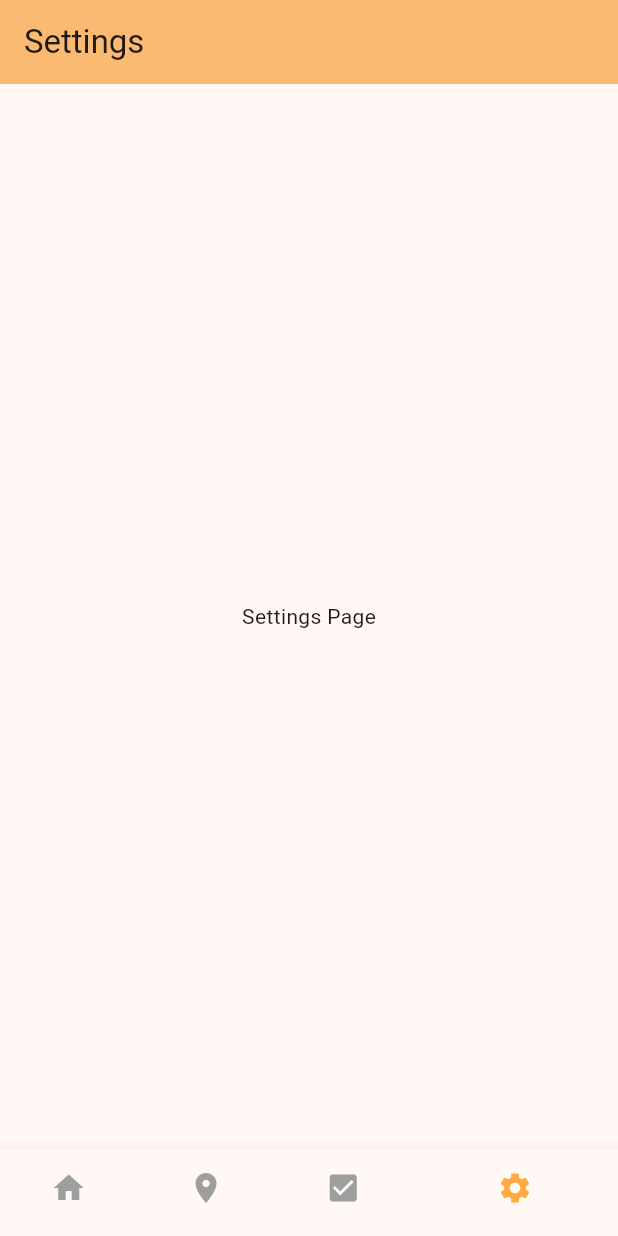
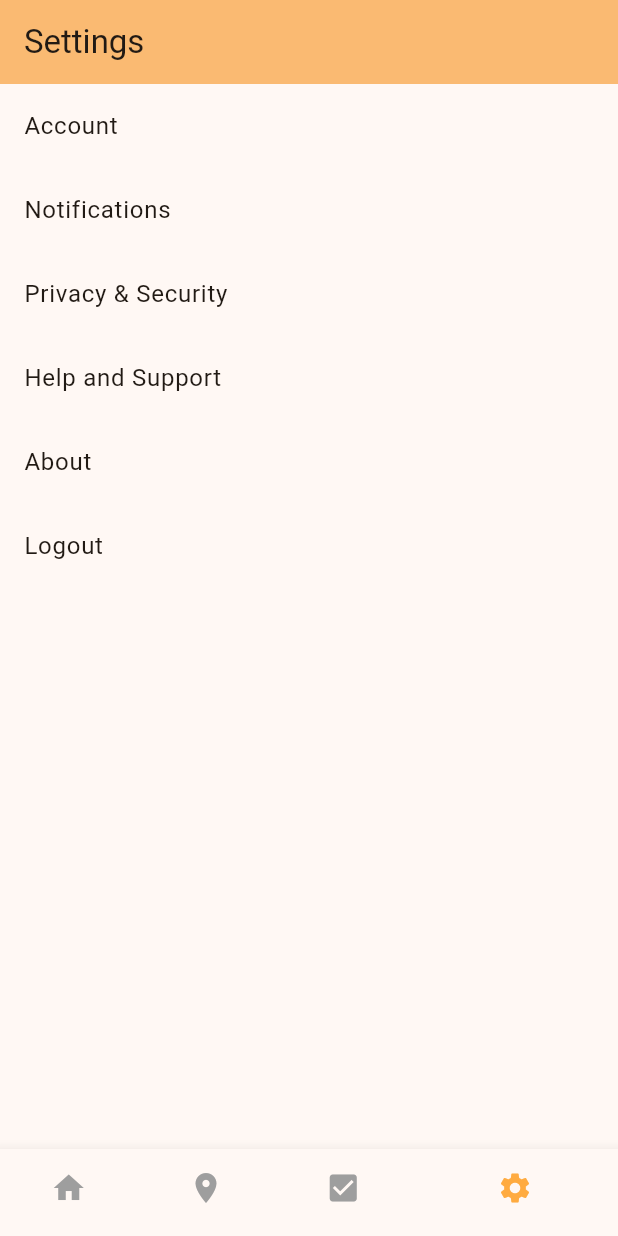
Before and after one commit to veronicabaron224/GutterGuard, a Flutter app: the screen it shows after launch, swiped to page 4, on a phone screen of 412 x 824 dp. Run offline on Flutter 3.47's test engine with Material 3 defaults, Android fonts, the phone set to English and light mode, and no system bars; our stand-ins replace flutter_map, latlong2.

```diff
--- a/lib/settings.dart
+++ b/lib/settings.dart
@@ -5,10 +5,53 @@ class SettingsPage extends StatelessWidget {
 
   @override
   Widget build(BuildContext context) {
-    return const Scaffold(
-      body: Center(
-        child: Text('Settings Page'),
+    return Scaffold(
+      body: ListView(
+        children: [
+          ListTile(
+            title: const Text('Account'),
+            onTap: () {
+              // Handle Account settings
+            },
+          ),
+          ListTile(
+            title: const Text('Notifications'),
+            onTap: () {
+              // Handle Notifications settings
+            },
+          ),
+          ListTile(
+            title: const Text('Privacy & Security'),
+            onTap: () {
+              // Handle Privacy & Security settings
+            },
+          ),
+          ListTile(
+            title: const Text('Help and Support'),
+            onTap: () {
+              // Handle Help and Support settings
+            },
+          ),
+          ListTile(
+            title: const Text('About'),
+            onTap: () {
+              // Handle About settings
+            },
+          ),
+          ListTile(
+            title: const Text('Logout'),
+            onTap: () {
+              // Handle Logout
+            },
+          ),
+        ],
       ),
     );
   }
 }
+
+void main() {
+  runApp(const MaterialApp(
+    home: SettingsPage(),
+  ));
+}
```
Also changed, not shown: lib/login.dart (added, +14 -0 lines), 2 other files.
